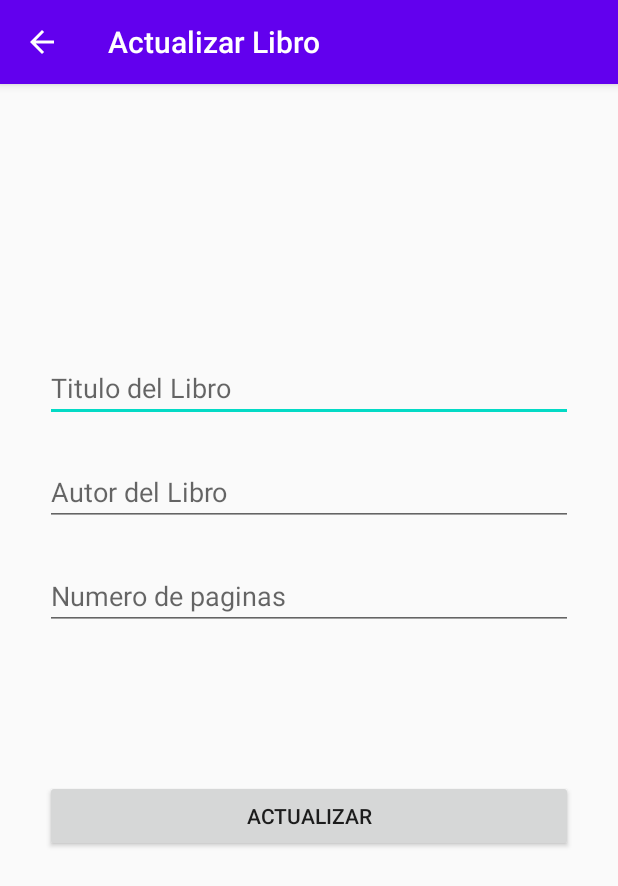
After one commit to EnriqueCrZ/ejercicioSQLITE_Android, an Android app: the UpdateActivity screen opened directly, with no data from a screen before it, on a phone screen of 412 x 824 dp. The commit adds this screen. Shown: the top 886 px of the screen. Run offline under Robolectric (Android 15) with nearby library versions, the phone set to English and light mode, and no system bars.

Commit message:
actualizar libro

```diff
--- a/app/src/main/AndroidManifest.xml
+++ b/app/src/main/AndroidManifest.xml
@@ -9,6 +9,10 @@
         android:roundIcon="@mipmap/ic_launcher_round"
         android:supportsRtl="true"
         android:theme="@style/AppTheme">
+        <activity
+            android:name=".UpdateActivity"
+            android:label="Actualizar Libro"
+            android:parentActivityName=".MainActivity" />
         <activity
             android:name=".AddActivity"
             android:label="Agregar Libro"
--- /dev/null
+++ b/app/src/main/java/com/example/sqlite2/UpdateActivity.java
@@ -0,0 +1,68 @@
+package com.example.sqlite2;
+
+import androidx.appcompat.app.AppCompatActivity;
+
+import android.os.Bundle;
+import android.util.Log;
+import android.view.View;
+import android.widget.Button;
+import android.widget.EditText;
+import android.widget.Toast;
+
+public class UpdateActivity extends AppCompatActivity {
+    EditText title_input, author_input, pages_input;
+    Button update_button;
+
+    String id, title, author, pages;
+
+    @Override
+    protected void onCreate(Bundle savedInstanceState) {
+        super.onCreate(savedInstanceState);
+        setContentView(R.layout.activity_update);
+
+        title_input = findViewById(R.id.title_input_new);
+        author_input = findViewById(R.id.author_input_new);
+        pages_input = findViewById(R.id.pages_inputs_new);
+        update_button = findViewById(R.id.update_button);
+
+        //data
+        getAndSetIntentData();
+
+        update_button.setOnClickListener(new View.OnClickListener() {
+            @Override
+            public void onClick(View v) {
+                DatabaseHelper myDB = new DatabaseHelper(UpdateActivity.this);
+
+                title = title_input.getText().toString().trim();
+                author = author_input.getText().toString().trim();
+                pages = pages_input.getText().toString().trim();
+                long result = myDB.updateData(id,title,author,pages);
+
+                if (result == -1){
+                    //Toast.makeText(UpdateActivity.this,"Fallo en actualizar registro",Toast.LENGTH_SHORT).show();
+                    Log.d("Error","Fallo en actualizar");
+                }
+                else{
+                    UpdateActivity.super.finish();
+                    //Toast.makeText(UpdateActivity.this,title+" actualizado.",Toast.LENGTH_SHORT).show();
+                }
+            }
+        });
+    }
+
+    void getAndSetIntentData(){
+        if(getIntent().hasExtra("id") && getIntent().hasExtra("title") && getIntent().hasExtra("author") && getIntent().hasExtra("pages")){
+            id = getIntent().getStringExtra("id");
+            title = getIntent().getStringExtra("title");
+            author = getIntent().getStringExtra("author");
+            pages = getIntent().getStringExtra("pages");
+
+            title_input.setText(title);
+            author_input.setText(author);
+            pages_input.setText(pages);
+
+        }else{
+            Toast.makeText(this,"Registro inexistente",Toast.LENGTH_SHORT).show();
+        }
+    }
+}
--- a/app/src/main/res/layout/activity_main.xml
+++ b/app/src/main/res/layout/activity_main.xml
@@ -8,9 +8,12 @@
 
     <androidx.recyclerview.widget.RecyclerView
         android:id="@+id/recyclerView"
-        android:paddingBottom="5sp"
         android:layout_width="410dp"
         android:layout_height="727dp"
+        android:layout_marginBottom="4dp"
+        android:paddingTop="?attr/actionBarSize"
+        android:paddingBottom="5sp"
+        app:layout_constraintBottom_toBottomOf="parent"
         app:layout_constraintEnd_toEndOf="parent"
         app:layout_constraintHorizontal_bias="1.0"
         app:layout_constraintStart_toStartOf="parent"
--- /dev/null
+++ b/app/src/main/res/layout/activity_update.xml
@@ -0,0 +1,56 @@
+<?xml version="1.0" encoding="utf-8"?>
+<androidx.constraintlayout.widget.ConstraintLayout xmlns:android="http://schemas.android.com/apk/res/android"
+    xmlns:app="http://schemas.android.com/apk/res-auto"
+    xmlns:tools="http://schemas.android.com/tools"
+    android:layout_width="match_parent"
+    android:layout_height="match_parent"
+    tools:context=".AddActivity"
+    android:padding="30dp">
+
+    <EditText
+        android:id="@+id/title_input_new"
+        android:layout_width="0dp"
+        android:layout_height="wrap_content"
+        android:layout_marginTop="150dp"
+        android:ems="10"
+        android:hint="@string/titulo_del_libro"
+        android:inputType="textPersonName"
+        app:layout_constraintEnd_toEndOf="parent"
+        app:layout_constraintStart_toStartOf="parent"
+        app:layout_constraintTop_toTopOf="parent" />
+
+    <EditText
+        android:id="@+id/author_input_new"
+        android:layout_width="0dp"
+        android:layout_height="wrap_content"
+        android:layout_marginTop="24dp"
+        android:ems="10"
+        android:hint="@string/autor_del_libro"
+        android:inputType="textPersonName"
+        app:layout_constraintEnd_toEndOf="parent"
+        app:layout_constraintStart_toStartOf="parent"
+        app:layout_constraintTop_toBottomOf="@+id/title_input_new" />
+
+    <EditText
+        android:id="@+id/pages_inputs_new"
+        android:layout_width="0dp"
+        android:layout_height="wrap_content"
+        android:layout_marginTop="24dp"
+        android:ems="10"
+        android:hint="@string/numero_de_paginas"
+        android:inputType="number"
+        app:layout_constraintEnd_toEndOf="parent"
+        app:layout_constraintStart_toStartOf="parent"
+        app:layout_constraintTop_toBottomOf="@+id/author_input_new" />
+
+    <Button
+        android:id="@+id/update_button"
+        android:layout_width="0dp"
+        android:layout_height="wrap_content"
+        android:layout_marginTop="100dp"
+        android:text="Actualizar"
+        app:layout_constraintEnd_toEndOf="parent"
+        app:layout_constraintHorizontal_bias="1.0"
+        app:layout_constraintStart_toStartOf="parent"
+        app:layout_constraintTop_toBottomOf="@+id/pages_inputs_new" />
+</androidx.constraintlayout.widget.ConstraintLayout>
--- a/app/src/main/res/layout/fila.xml
+++ b/app/src/main/res/layout/fila.xml
@@ -4,7 +4,8 @@
     xmlns:tools="http://schemas.android.com/tools"
     android:layout_width="match_parent"
     android:layout_height="wrap_content"
-    android:orientation="vertical">
+    android:orientation="vertical"
+    android:id="@+id/mainLayout">
 
     <androidx.cardview.widget.CardView
         android:layout_width="match_parent"
```
Also changed, not shown: app/src/main/java/com/example/sqlite2/CustomAdapter.java (+21 -2 lines), app/src/main/java/com/example/sqlite2/DatabaseHelper.java (+18 -0 lines), app/src/main/java/com/example/sqlite2/MainActivity.java (+9 -1 lines).
